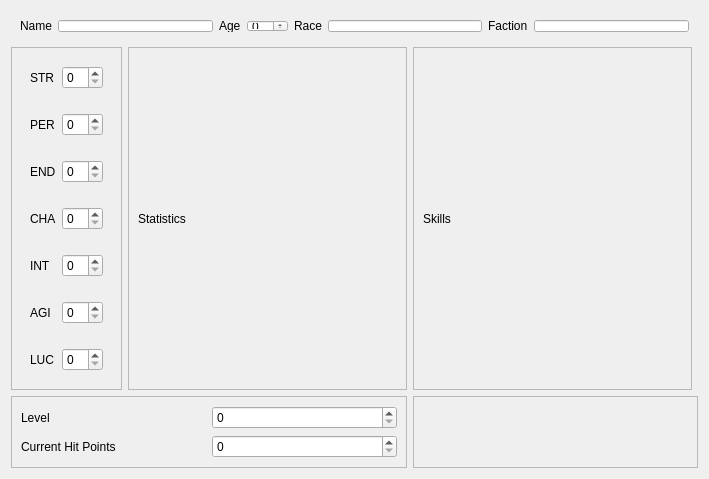
Old version of the form code/editor/ui/charsheeteditor.ui in the repository Plaristote/fallout-equestria.
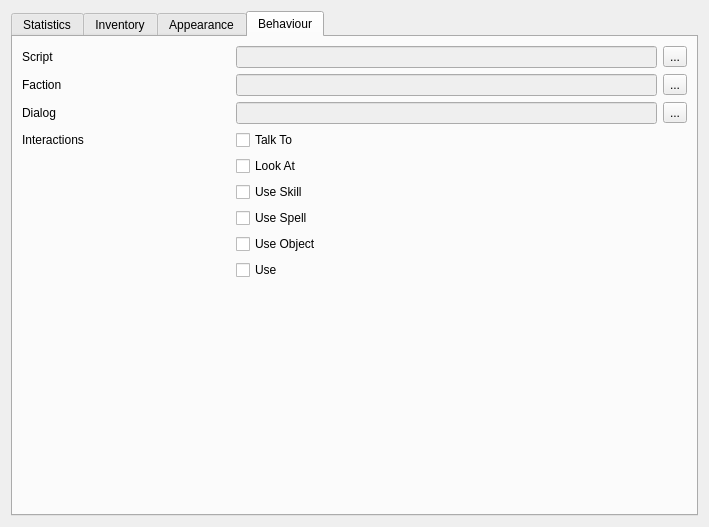
New version of the form. The open tabs and pages were chosen to show the change. Custom widgets are drawn as their Qt base class.

Patch:
```diff
--- a/code/editor/ui/charsheeteditor.ui
+++ b/code/editor/ui/charsheeteditor.ui
@@ -7,40 +7,24 @@
     <x>0</x>
     <y>0</y>
     <width>709</width>
-    <height>380</height>
+    <height>493</height>
    </rect>
   </property>
   <property name="windowTitle">
    <string>Form</string>
   </property>
   <layout class="QGridLayout" name="gridLayout">
-   <item row="2" column="3">
-    <widget class="QScrollArea" name="scrollArea">
-     <property name="widgetResizable">
-      <bool>true</bool>
+   <item row="1" column="3">
+    <widget class="QTabWidget" name="tabWidget">
+     <property name="currentIndex">
+      <number>0</number>
      </property>
-     <widget class="QWidget" name="frameSkills">
-      <property name="geometry">
-       <rect>
-        <x>0</x>
-        <y>0</y>
-        <width>283</width>
-        <height>264</height>
-       </rect>
-      </property>
-      <layout class="QVBoxLayout" name="verticalLayout_5">
-       <item>
-        <widget class="QLabel" name="label_15">
-         <property name="text">
-          <string>Skills</string>
-         </property>
-        </widget>
-       </item>
-      </layout>
-     </widget>
-    </widget>
-   </item>
-   <item row="2" column="0" colspan="2">
+     <widget class="QWidget" name="tab">
+      <attribute name="title">
+       <string>Statistics</string>
+      </attribute>
+      <layout class="QGridLayout" name="gridLayout_3">
+       <item row="1" column="0">
     <widget class="QFrame" name="frame">
      <property name="frameShape">
       <enum>QFrame::StyledPanel</enum>
@@ -164,7 +148,59 @@
      </layout>
     </widget>
    </item>
-   <item row="3" column="0" colspan="3">
+       <item row="1" column="1">
+        <widget class="QScrollArea" name="scrollArea_2">
+         <property name="widgetResizable">
+          <bool>true</bool>
+         </property>
+         <widget class="QWidget" name="frameStatistics">
+          <property name="geometry">
+           <rect>
+            <x>0</x>
+            <y>0</y>
+            <width>252</width>
+            <height>321</height>
+           </rect>
+          </property>
+          <layout class="QVBoxLayout" name="verticalLayout_4">
+           <item>
+            <widget class="QLabel" name="label_14">
+             <property name="text">
+              <string>Statistics</string>
+             </property>
+            </widget>
+           </item>
+          </layout>
+         </widget>
+        </widget>
+       </item>
+       <item row="1" column="2">
+        <widget class="QScrollArea" name="scrollArea">
+         <property name="widgetResizable">
+          <bool>true</bool>
+         </property>
+         <widget class="QWidget" name="frameSkills">
+          <property name="geometry">
+           <rect>
+            <x>0</x>
+            <y>0</y>
+            <width>251</width>
+            <height>321</height>
+           </rect>
+          </property>
+          <layout class="QVBoxLayout" name="verticalLayout_5">
+           <item>
+            <widget class="QLabel" name="label_15">
+             <property name="text">
+              <string>Skills</string>
+             </property>
+            </widget>
+           </item>
+          </layout>
+         </widget>
+        </widget>
+       </item>
+       <item row="2" column="0">
     <widget class="QFrame" name="frame_4">
      <property name="frameShape">
       <enum>QFrame::StyledPanel</enum>
@@ -196,7 +232,7 @@
      </layout>
     </widget>
    </item>
-   <item row="3" column="3" colspan="2">
+       <item row="2" column="1" colspan="2">
     <widget class="QFrame" name="frame_5">
      <property name="frameShape">
       <enum>QFrame::StyledPanel</enum>
@@ -206,7 +242,7 @@
      </property>
     </widget>
    </item>
-   <item row="1" column="0" colspan="5">
+       <item row="0" column="0" colspan="3">
     <widget class="QWidget" name="widget" native="true">
      <property name="sizePolicy">
       <sizepolicy hsizetype="Minimum" vsizetype="Minimum">
@@ -252,46 +288,247 @@
        <widget class="QLineEdit" name="race"/>
       </item>
       <item>
+           <widget class="QLabel" name="label_21">
+            <property name="text">
+             <string>Gender</string>
+            </property>
+           </widget>
+          </item>
+          <item>
+           <widget class="QComboBox" name="sex">
+            <item>
+             <property name="text">
+              <string>Male</string>
+             </property>
+            </item>
+            <item>
+             <property name="text">
+              <string>Female</string>
+             </property>
+            </item>
+           </widget>
+          </item>
+         </layout>
+        </widget>
+       </item>
+      </layout>
+     </widget>
+     <widget class="QWidget" name="tab_2">
+      <attribute name="title">
+       <string>Inventory</string>
+      </attribute>
+      <layout class="QVBoxLayout" name="verticalLayout_2">
+       <item>
+        <widget class="InventoryEditor" name="inventory" native="true"/>
+       </item>
+      </layout>
+     </widget>
+     <widget class="QWidget" name="tab_3">
+      <attribute name="title">
+       <string>Appearance</string>
+      </attribute>
+      <layout class="QGridLayout" name="gridLayout_5">
+       <item row="0" column="0">
+        <widget class="QLabel" name="label_16">
+         <property name="text">
+          <string>Model</string>
+         </property>
+        </widget>
+       </item>
+       <item row="0" column="2">
+        <widget class="QToolButton" name="pickModel">
+         <property name="text">
+          <string>...</string>
+         </property>
+        </widget>
+       </item>
+       <item row="0" column="1">
+        <widget class="QLineEdit" name="model">
+         <property name="enabled">
+          <bool>false</bool>
+         </property>
+        </widget>
+       </item>
+       <item row="1" column="1">
+        <widget class="QLineEdit" name="texture">
+         <property name="enabled">
+          <bool>false</bool>
+         </property>
+        </widget>
+       </item>
+       <item row="1" column="2">
+        <widget class="QToolButton" name="pickTexture">
+         <property name="text">
+          <string>...</string>
+         </property>
+        </widget>
+       </item>
+       <item row="1" column="0">
+        <widget class="QLabel" name="label_17">
+         <property name="text">
+          <string>Texture</string>
+         </property>
+        </widget>
+       </item>
+       <item row="2" column="1">
+        <spacer name="verticalSpacer_2">
+         <property name="orientation">
+          <enum>Qt::Vertical</enum>
+         </property>
+         <property name="sizeHint" stdset="0">
+          <size>
+           <width>20</width>
+           <height>40</height>
+          </size>
+         </property>
+        </spacer>
+       </item>
+      </layout>
+     </widget>
+     <widget class="QWidget" name="tab_4">
+      <attribute name="title">
+       <string>Behaviour</string>
+      </attribute>
+      <layout class="QGridLayout" name="gridLayout_4">
+       <item row="1" column="0">
        <widget class="QLabel" name="label_4">
         <property name="text">
          <string>Faction</string>
         </property>
        </widget>
       </item>
-      <item>
-       <widget class="QLineEdit" name="faction"/>
-      </item>
-     </layout>
-    </widget>
-   </item>
-   <item row="2" column="2">
-    <widget class="QScrollArea" name="scrollArea_2">
-     <property name="widgetResizable">
-      <bool>true</bool>
-     </property>
-     <widget class="QWidget" name="frameStatistics">
-      <property name="geometry">
-       <rect>
-        <x>0</x>
-        <y>0</y>
-        <width>284</width>
-        <height>264</height>
-       </rect>
-      </property>
-      <layout class="QVBoxLayout" name="verticalLayout_4">
-       <item>
-        <widget class="QLabel" name="label_14">
+       <item row="1" column="3">
+        <widget class="QToolButton" name="pickFaction">
+         <property name="text">
+          <string>...</string>
+         </property>
+        </widget>
+       </item>
+       <item row="1" column="1" colspan="2">
+        <widget class="QLineEdit" name="faction">
+         <property name="enabled">
+          <bool>false</bool>
+         </property>
+        </widget>
+       </item>
+       <item row="0" column="0">
+        <widget class="QLabel" name="label_18">
+         <property name="text">
+          <string>Script</string>
+         </property>
+        </widget>
+       </item>
+       <item row="0" column="1" colspan="2">
+        <widget class="QLineEdit" name="script">
+         <property name="enabled">
+          <bool>false</bool>
+         </property>
+        </widget>
+       </item>
+       <item row="0" column="3">
+        <widget class="QToolButton" name="pickScript">
          <property name="text">
-          <string>Statistics</string>
+          <string>...</string>
          </property>
         </widget>
        </item>
+       <item row="3" column="0">
+        <widget class="QLabel" name="label_19">
+         <property name="text">
+          <string>Interactions</string>
+         </property>
+        </widget>
+       </item>
+       <item row="3" column="1" colspan="2">
+        <widget class="QCheckBox" name="interactionTalkTo">
+         <property name="text">
+          <string>Talk To</string>
+         </property>
+        </widget>
+       </item>
+       <item row="6" column="1" colspan="2">
+        <widget class="QCheckBox" name="interactionLookAt">
+         <property name="text">
+          <string>Look At</string>
+         </property>
+        </widget>
+       </item>
+       <item row="7" column="1" colspan="2">
+        <widget class="QCheckBox" name="interactionUseSkill">
+         <property name="text">
+          <string>Use Skill</string>
+         </property>
+        </widget>
+       </item>
+       <item row="9" column="1" colspan="2">
+        <widget class="QCheckBox" name="interactionUseObject">
+         <property name="text">
+          <string>Use Object</string>
+         </property>
+        </widget>
+       </item>
+       <item row="8" column="1" colspan="2">
+        <widget class="QCheckBox" name="interactionUseSpell">
+         <property name="text">
+          <string>Use Spell</string>
+         </property>
+        </widget>
+       </item>
+       <item row="10" column="1" colspan="2">
+        <widget class="QCheckBox" name="interactionUse">
+         <property name="text">
+          <string>Use</string>
+         </property>
+        </widget>
+       </item>
+       <item row="2" column="3">
+        <widget class="QToolButton" name="pickDialog">
+         <property name="text">
+          <string>...</string>
+         </property>
+        </widget>
+       </item>
+       <item row="2" column="1" colspan="2">
+        <widget class="QLineEdit" name="dialog">
+         <property name="enabled">
+          <bool>false</bool>
+         </property>
+        </widget>
+       </item>
+       <item row="2" column="0">
+        <widget class="QLabel" name="label_20">
+         <property name="text">
+          <string>Dialog</string>
+         </property>
+        </widget>
+       </item>
+       <item row="11" column="0" colspan="4">
+        <spacer name="verticalSpacer">
+         <property name="orientation">
+          <enum>Qt::Vertical</enum>
+         </property>
+         <property name="sizeHint" stdset="0">
+          <size>
+           <width>20</width>
+           <height>40</height>
+          </size>
+         </property>
+        </spacer>
+       </item>
       </layout>
      </widget>
     </widget>
    </item>
   </layout>
  </widget>
+ <customwidgets>
+  <customwidget>
+   <class>InventoryEditor</class>
+   <extends>QWidget</extends>
+   <header>inventoryeditor.h</header>
+   <container>1</container>
+  </customwidget>
+ </customwidgets>
  <resources/>
  <connections/>
 </ui>
```
Lines whose indentation alone changed are shown as unchanged.
